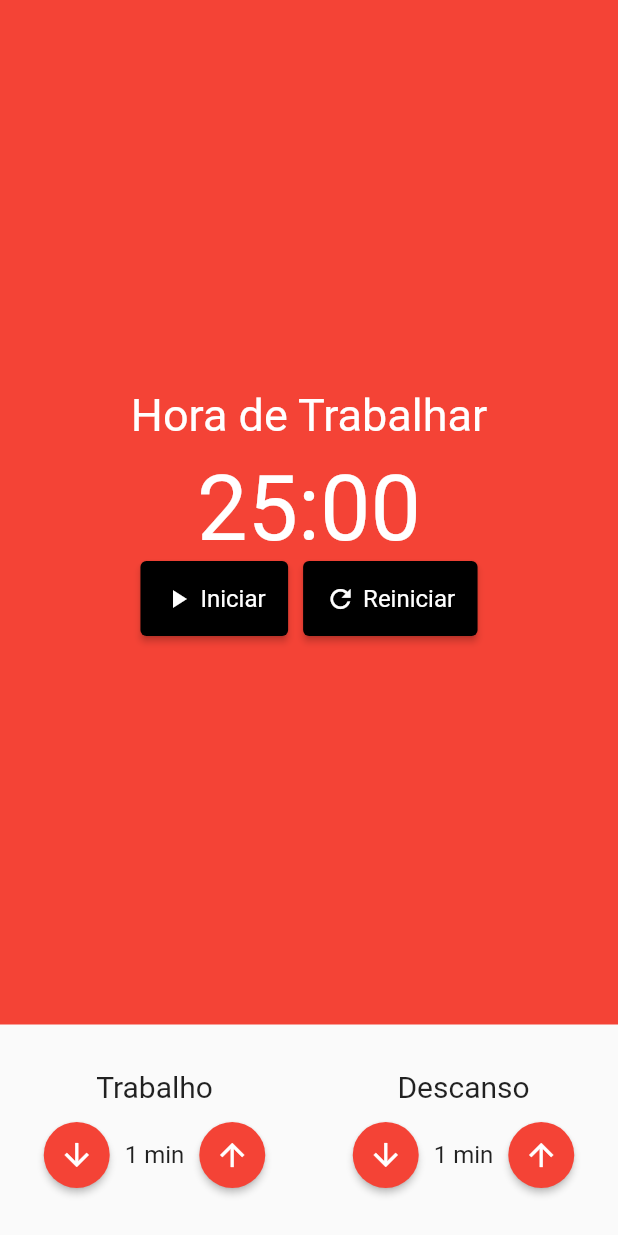
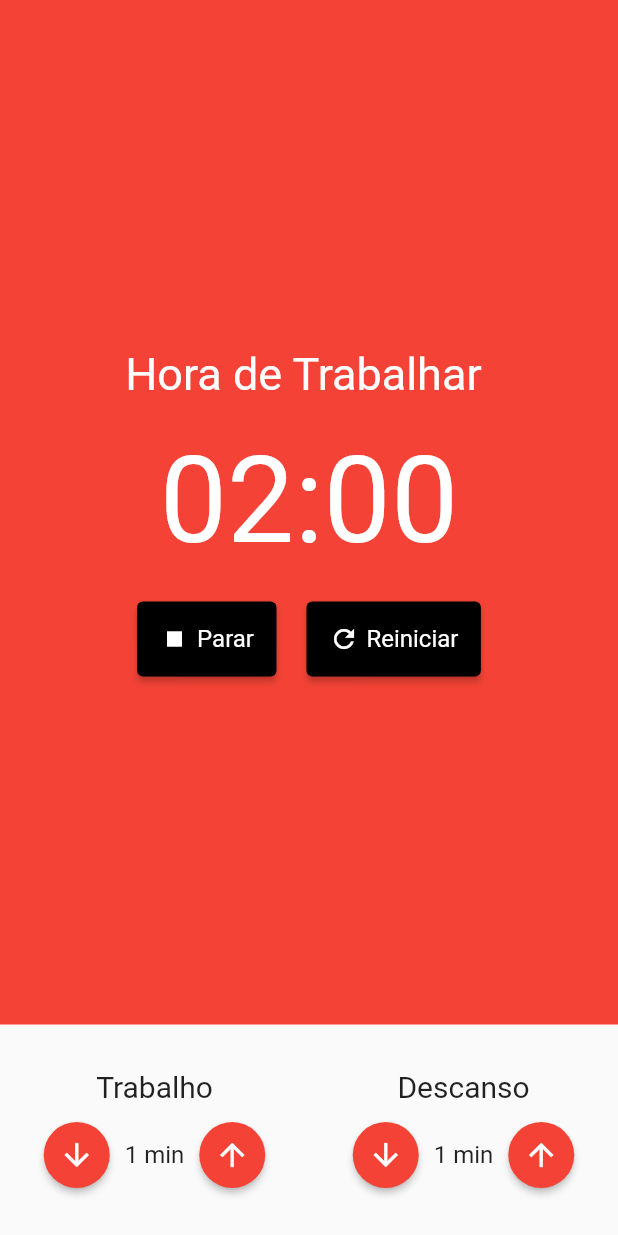
Before and after one commit to IagoAntunes/pomodoroApp, a Flutter app: the screen it shows after launch, after a tap on "Iniciar", on a phone screen of 412 x 824 dp. Run offline on Flutter 3.47's test engine with Material 2 defaults, Android fonts, the phone set to English and light mode, and no system bars; our stand-ins replace flutter_mobx, mobx; generated files the repository leaves out were written again.

Commit message:
New properties Store

```diff
--- a/lib/components/cronometro.dart
+++ b/lib/components/cronometro.dart
@@ -1,55 +1,69 @@
 import 'package:flutter/material.dart';
-import 'package:flutter/src/widgets/framework.dart';
-import 'package:flutter/src/widgets/placeholder.dart';
-import 'package:pomodoro/components/cronometroBotao.dart';
+import 'package:flutter_mobx/flutter_mobx.dart';
+import 'package:pomodoro/components/CronometroBotao.dart';
+import 'package:provider/provider.dart';
+import '../store/pomodore.store.dart';
 
 class Cronometro extends StatelessWidget {
   const Cronometro({super.key});
 
   @override
   Widget build(BuildContext context) {
+    final store = Provider.of<PomodoroStore>(context);
+
     return Container(
-      decoration: BoxDecoration(color: Colors.red),
+      color: store.estaTrabalhando() ? Colors.red : Colors.green,
       child: Column(
         mainAxisAlignment: MainAxisAlignment.center,
         children: [
           Text(
-            "Hora de Trabalhar",
+            'Hora de ${store.estaTrabalhando() ? "Trabalhar" : "Descansar"} ',
             style: TextStyle(
               fontSize: 30,
               color: Colors.white,
             ),
           ),
-          SizedBox(height: 10),
+          const SizedBox(height: 20),
           Text(
-            "25:00",
-            style: TextStyle(fontSize: 60, color: Colors.white),
+            '${store.minutos.toString().padLeft(2, '0')}:${store.segundos.toString().padLeft(2, '0')}',
+            style: const TextStyle(
+              fontSize: 80,
+              color: Colors.white,
             ),
-          Row(
+          ),
+          const SizedBox(height: 20),
+          Observer(
+            builder: (_) => Row(
               mainAxisAlignment: MainAxisAlignment.center,
               children: [
+                if (!store.iniciado)
                   Padding(
-                padding: const EdgeInsets.only(right: 5),
+                    padding: const EdgeInsets.only(right: 10),
                     child: CronometroBotao(
+                      texto: 'Iniciar',
                       icon: Icons.play_arrow,
-                  texto: 'Iniciar',
+                      click: store.iniciar,
                     ),
                   ),
-              // Padding(
-              //   padding: const EdgeInsets.all(2),
-              //   child: CronometroBotao(
-              //     icon: Icons.stop,
-              //     texto: 'Parar',
-              //   ),
-              // ),
+                if (store.iniciado)
                   Padding(
-                padding: const EdgeInsets.only(left: 5),
+                    padding: const EdgeInsets.only(right: 10),
                     child: CronometroBotao(
+                      texto: 'Parar',
+                      icon: Icons.stop,
+                      click: store.parar,
+                    ),
+                  ),
+                Padding(
+                  padding: const EdgeInsets.only(left: 10),
+                  child: CronometroBotao(
+                    texto: 'Reiniciar',
                     icon: Icons.refresh,
-                  texto: 'Reiniciar',
+                    click: store.reiniciar,
                   ),
                 ),
               ],
+            ),
           ),
         ],
       ),
--- a/lib/components/cronometroBotao.dart
+++ b/lib/components/cronometroBotao.dart
@@ -1,19 +1,24 @@
 import 'package:flutter/material.dart';
+import 'package:provider/provider.dart';
+
+import '../store/pomodore.store.dart';
 
 class CronometroBotao extends StatelessWidget {
   const CronometroBotao({
     super.key,
     required this.icon,
     required this.texto,
+    required this.click,
   });
 
   final String texto;
   final IconData icon;
+  final void Function()? click;
 
   @override
   Widget build(BuildContext context) {
     return ElevatedButton(
-      onPressed: () {},
+      onPressed: click,
       style: ElevatedButton.styleFrom(
         backgroundColor: Colors.black,
         padding: EdgeInsets.symmetric(vertical: 15, horizontal: 15),
--- a/lib/components/entrada_tempo.dart
+++ b/lib/components/entrada_tempo.dart
@@ -1,4 +1,7 @@
 import 'package:flutter/material.dart';
+import 'package:provider/provider.dart';
+
+import '../store/pomodore.store.dart';
 
 class EntradaTempo extends StatelessWidget {
   const EntradaTempo({
@@ -16,6 +19,8 @@ class EntradaTempo extends StatelessWidget {
 
   @override
   Widget build(BuildContext context) {
+    final store = Provider.of<PomodoroStore>(context);
+
     return Column(
       crossAxisAlignment: CrossAxisAlignment.center,
       children: [
@@ -33,7 +38,8 @@ class EntradaTempo extends StatelessWidget {
               onPressed: this.decrement,
               style: ElevatedButton.styleFrom(
                 shape: const CircleBorder(),
-                backgroundColor: Colors.red,
+                backgroundColor:
+                    store.estaTrabalhando() ? Colors.red : Colors.green,
                 padding: const EdgeInsets.all(10),
               ),
               child: const Icon(
@@ -51,7 +57,8 @@ class EntradaTempo extends StatelessWidget {
               onPressed: this.increment,
               style: ElevatedButton.styleFrom(
                 shape: const CircleBorder(),
-                backgroundColor: Colors.red,
+                backgroundColor:
+                    store.estaTrabalhando() ? Colors.red : Colors.green,
                 padding: const EdgeInsets.all(10),
               ),
               child: const Icon(
--- a/lib/main.dart
+++ b/lib/main.dart
@@ -19,6 +19,7 @@ class MyApp extends StatelessWidget {
         ),
       ],
       child: MaterialApp(
+        debugShowCheckedModeBanner: false,
         title: 'Flutter Demo',
         theme: ThemeData(
           primarySwatch: Colors.blue,
```
Also changed, not shown: lib/store/pomodore.store.dart (+40 -0 lines), lib/store/pomodore.store.g.dart. Lines whose indentation alone changed are shown as unchanged.
